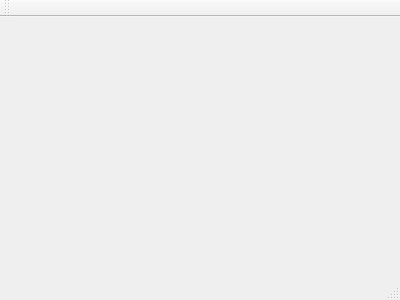
First picture: the form in mainwindow.ui, repository dedkovd/SalaryCalc, before the edit.
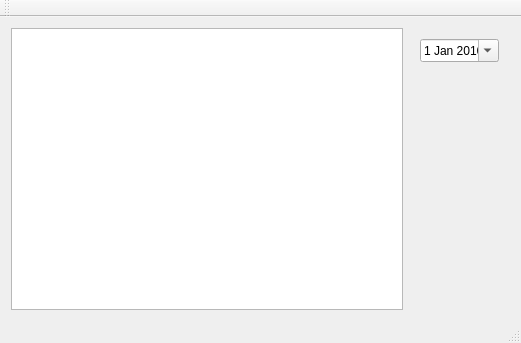
Second picture: the form after the edit.

Commit message: Простой GUI для модели

Diff of the .ui file:
```diff
--- a/mainwindow.ui
+++ b/mainwindow.ui
@@ -1,24 +1,81 @@
 <ui version="4.0">
  <class>MainWindow</class>
- <widget class="QMainWindow" name="MainWindow" >
-  <property name="geometry" >
+ <widget class="QMainWindow" name="MainWindow">
+  <property name="geometry">
    <rect>
     <x>0</x>
     <y>0</y>
-    <width>400</width>
-    <height>300</height>
+    <width>521</width>
+    <height>343</height>
    </rect>
   </property>
   <property name="windowTitle" >
    <string>MainWindow</string>
   </property>
-  <widget class="QMenuBar" name="menuBar" />
-  <widget class="QToolBar" name="mainToolBar" />
-  <widget class="QWidget" name="centralWidget" />
-  <widget class="QStatusBar" name="statusBar" />
+  <widget class="QWidget" name="centralWidget">
+   <layout class="QGridLayout" name="gridLayout">
+    <item row="0" column="0">
+     <widget class="QTreeView" name="treeView"/>
+    </item>
+    <item row="0" column="1">
+     <widget class="QWidget" name="widget" native="true">
+      <layout class="QVBoxLayout" name="verticalLayout">
+       <item>
+        <widget class="QDateEdit" name="dateEdit">
+         <property name="buttonSymbols">
+          <enum>QAbstractSpinBox::NoButtons</enum>
+         </property>
+         <property name="calendarPopup">
+          <bool>true</bool>
+         </property>
+         <property name="date">
+          <date>
+           <year>2016</year>
+           <month>1</month>
+           <day>1</day>
+          </date>
+         </property>
+        </widget>
+       </item>
+       <item>
+        <spacer name="verticalSpacer">
+         <property name="orientation">
+          <enum>Qt::Vertical</enum>
+         </property>
+         <property name="sizeHint" stdset="0">
+          <size>
+           <width>20</width>
+           <height>215</height>
+          </size>
+         </property>
+        </spacer>
+       </item>
+      </layout>
+     </widget>
+    </item>
+   </layout>
+  </widget>
+  <widget class="QMenuBar" name="menuBar">
+   <property name="geometry">
+    <rect>
+     <x>0</x>
+     <y>0</y>
+     <width>521</width>
+     <height>20</height>
+    </rect>
+   </property>
+  </widget>
+  <widget class="QToolBar" name="mainToolBar">
+   <attribute name="toolBarArea">
+    <enum>TopToolBarArea</enum>
+   </attribute>
+   <attribute name="toolBarBreak">
+    <bool>false</bool>
+   </attribute>
+  </widget>
+  <widget class="QStatusBar" name="statusBar"/>
  </widget>
- <layoutDefault spacing="6" margin="11" />
- <pixmapfunction></pixmapfunction>
+ <layoutdefault spacing="6" margin="11"/>
  <resources/>
  <connections/>
 </ui>
```
Left out of the diff: 3 changed lines with no effect on the pictures. The commit also changes 4 other files.
